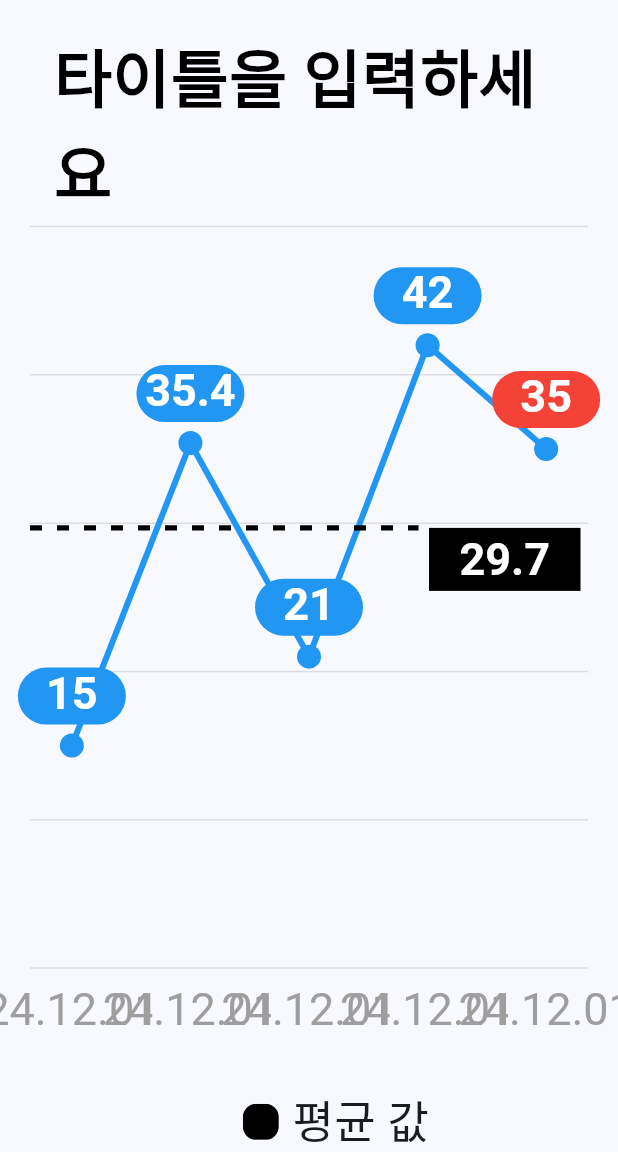
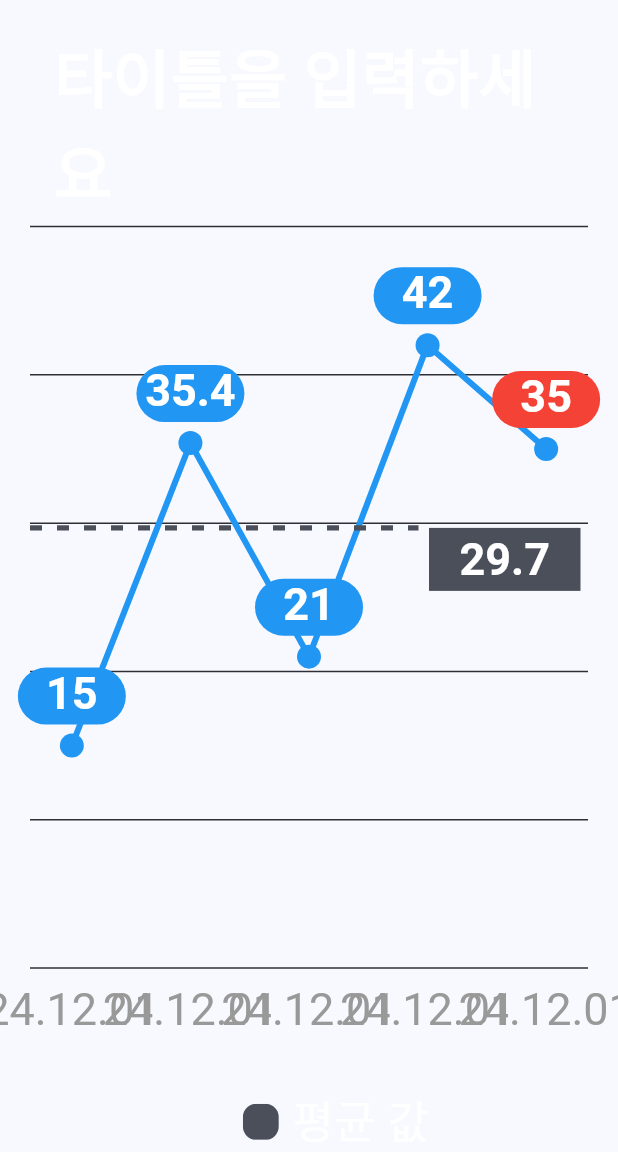
Before and after one commit to hconnectdx/hc_flutter_graph, a Flutter app: the screen it shows after launch, after a tap on "악력 그래프", on a phone screen of 412 x 824 dp, the part 84-1236 px from its top. Run offline on Flutter 3.47's test engine with Material 3 defaults, Android fonts, the phone set to English and light mode, and no system bars.

Commit message:
라인차트 다크모드 추가

```diff
--- a/example/lib/graph_screen/linear_chart_screen.dart
+++ b/example/lib/graph_screen/linear_chart_screen.dart
@@ -26,6 +26,7 @@ class GripStrengthExample extends StatelessWidget {
           children: [
             Expanded(
               child: LinearChart(
+                isDarkMode: true,
                 data: data,
                 legendLabel: "평균 값",
                 height:
--- a/lib/linear_chart.dart
+++ b/lib/linear_chart.dart
@@ -6,6 +6,7 @@ class LinearChart extends StatefulWidget {
   final String legendLabel;
   final String chartTitle;
   final double height;
+  final bool isDarkMode;
 
   const LinearChart({
     super.key,
@@ -14,6 +15,7 @@ class LinearChart extends StatefulWidget {
     this.legendLabel = "레전드를 입력하세요",
     this.chartTitle = "타이틀을 입력하세요",
     this.height = 300,
+    this.isDarkMode = false,
   });
 
   @override
@@ -26,6 +28,9 @@ class _LinearChartState extends State<LinearChart> {
 
   @override
   Widget build(BuildContext context) {
+    // Use dark mode dependent colors
+    Color titleColor = widget.isDarkMode ? Colors.white : Colors.black;
+
     return Column(
       crossAxisAlignment: CrossAxisAlignment.start,
       children: [
@@ -34,10 +39,10 @@ class _LinearChartState extends State<LinearChart> {
             padding: const EdgeInsets.only(left: 16.0, bottom: 8.0),
             child: Text(
               widget.chartTitle,
-              style: const TextStyle(
+              style: TextStyle(
                 fontSize: 42,
                 fontWeight: FontWeight.bold,
-                color: Colors.black,
+                color: titleColor,
               ),
             ),
           ),
@@ -51,6 +56,7 @@ class _LinearChartState extends State<LinearChart> {
               spacingFactor: widget.spacingFactor,
               showMyStrength: _showMyStrength,
               showAverageStrength: _showAverageStrength,
+              isDarkMode: widget.isDarkMode,
             ),
           ),
         ),
@@ -61,27 +67,37 @@ class _LinearChartState extends State<LinearChart> {
   }
 
   Widget _buildLegend() {
+    // Use dark mode dependent colors for legend text
+    Color legendTextColor = widget.isDarkMode ? Colors.white : Colors.black;
+    // 레전드 사각형 색상 - 다크모드일때 4A4F5A로 수정
+    Color legendBoxColor =
+        widget.isDarkMode ? const Color(0xFF4A4F5A) : Colors.black;
+
     return Row(
       mainAxisAlignment: MainAxisAlignment.center,
       children: [
         const SizedBox(width: 36),
         Opacity(
           opacity: _showAverageStrength ? 1.0 : 0.5,
-          child: _legendItem(Colors.black, widget.legendLabel),
+          child: _legendItem(
+            legendBoxColor,
+            widget.legendLabel,
+            legendTextColor,
+          ),
         ),
       ],
     );
   }
 
-  Widget _legendItem(Color color, String label) {
+  Widget _legendItem(Color boxColor, String label, Color textColor) {
     return Row(
       children: [
         ClipRRect(
           borderRadius: BorderRadius.circular(9),
-          child: Container(width: 24, height: 24, color: color),
+          child: Container(width: 24, height: 24, color: boxColor),
         ),
         const SizedBox(width: 9),
-        Text(label, style: const TextStyle(fontSize: 30)),
+        Text(label, style: TextStyle(fontSize: 30, color: textColor)),
       ],
     );
   }
@@ -93,7 +109,13 @@ class GripStrengthChartPainter extends CustomPainter {
   final double spacingFactor;
   final bool showMyStrength;
   final bool showAverageStrength;
+  final bool isDarkMode;
   late final double averageValue;
+
+  // Colors for dark mode
+  late final Color _referenceLineColor;
+  late final Color _dateColor;
+  late final Color _gridLineColor;
 
   GripStrengthChartPainter(
     this.data, {
@@ -101,9 +123,16 @@ class GripStrengthChartPainter extends CustomPainter {
     this.spacingFactor = 0.85,
     this.showMyStrength = true,
     this.showAverageStrength = true,
+    this.isDarkMode = false,
   }) {
     // 데이터의 평균값 계산
     averageValue = _calculateAverage();
+
+    // Initialize colors based on mode
+    _referenceLineColor = isDarkMode ? const Color(0xFF4A4F5A) : Colors.black;
+    _dateColor = isDarkMode ? const Color(0xFF999999) : const Color(0xFF666666);
+    _gridLineColor =
+        isDarkMode ? const Color(0xFF2C3036) : const Color(0xFFF4F4F4);
   }
 
   // 데이터의 평균값 계산 메서드
@@ -191,7 +220,7 @@ class GripStrengthChartPainter extends CustomPainter {
   void _drawGridLines(Canvas canvas, Size size, double chartHeight) {
     final paint =
         Paint()
-          ..color = Colors.grey.withOpacity(0.3)
+          ..color = _gridLineColor
           ..strokeWidth = 1;
 
     // 최대 값 계산 (10의 배수로 올림)
@@ -209,7 +238,10 @@ class GripStrengthChartPainter extends CustomPainter {
     final double valueRange = maxValue - minValue;
 
     // 텍스트 스타일 설정
-    final textStyle = TextStyle(color: Colors.grey, fontSize: 12);
+    final textStyle = TextStyle(
+      color: isDarkMode ? Colors.grey[400] : Colors.grey,
+      fontSize: 12,
+    );
     final textPainter = TextPainter(textDirection: TextDirection.ltr);
 
     // 6개의 그리드 라인 그리기
@@ -252,7 +284,7 @@ class GripStrengthChartPainter extends CustomPainter {
     // Draw dashed line
     final paint =
         Paint()
-          ..color = Colors.black
+          ..color = _referenceLineColor
           ..strokeWidth =
               3.5 // 선 두께 증가
           ..style = PaintingStyle.stroke;
@@ -304,7 +336,7 @@ class GripStrengthChartPainter extends CustomPainter {
     // Draw reference value background
     final backgroundPaint =
         Paint()
-          ..color = Colors.black
+          ..color = _referenceLineColor
           ..style = PaintingStyle.fill;
 
     // 사각형 그리기 (radius 없음)
@@ -428,7 +460,7 @@ class GripStrengthChartPainter extends CustomPainter {
     double height,
     double startX,
   ) {
-    final textStyle = const TextStyle(color: Colors.grey, fontSize: 30);
+    final textStyle = TextStyle(color: _dateColor, fontSize: 30);
     final textPainter = TextPainter(textDirection: TextDirection.ltr);
 
     for (int i = 0; i < data.length; i++) {
@@ -446,7 +478,8 @@ class GripStrengthChartPainter extends CustomPainter {
         oldDelegate.showGridValues != showGridValues ||
         oldDelegate.spacingFactor != spacingFactor ||
         oldDelegate.showMyStrength != showMyStrength ||
-        oldDelegate.showAverageStrength != showAverageStrength;
+        oldDelegate.showAverageStrength != showAverageStrength ||
+        oldDelegate.isDarkMode != isDarkMode;
   }
 }
 
```
